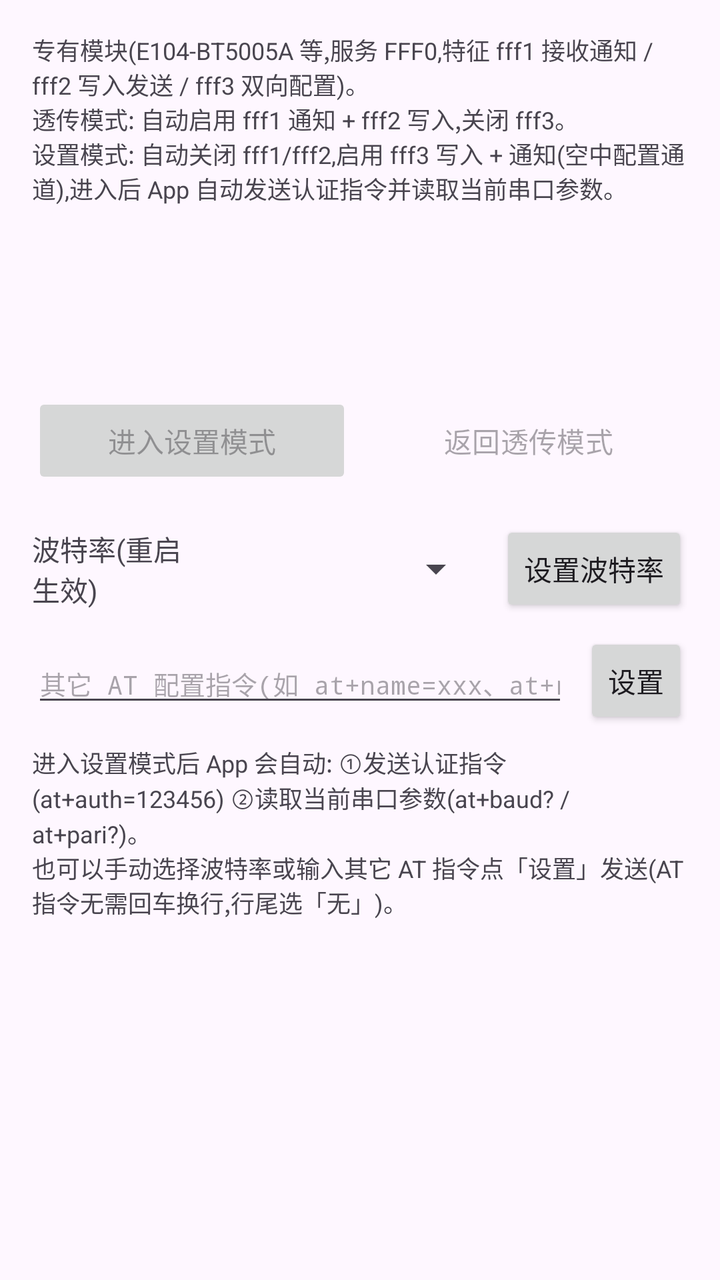
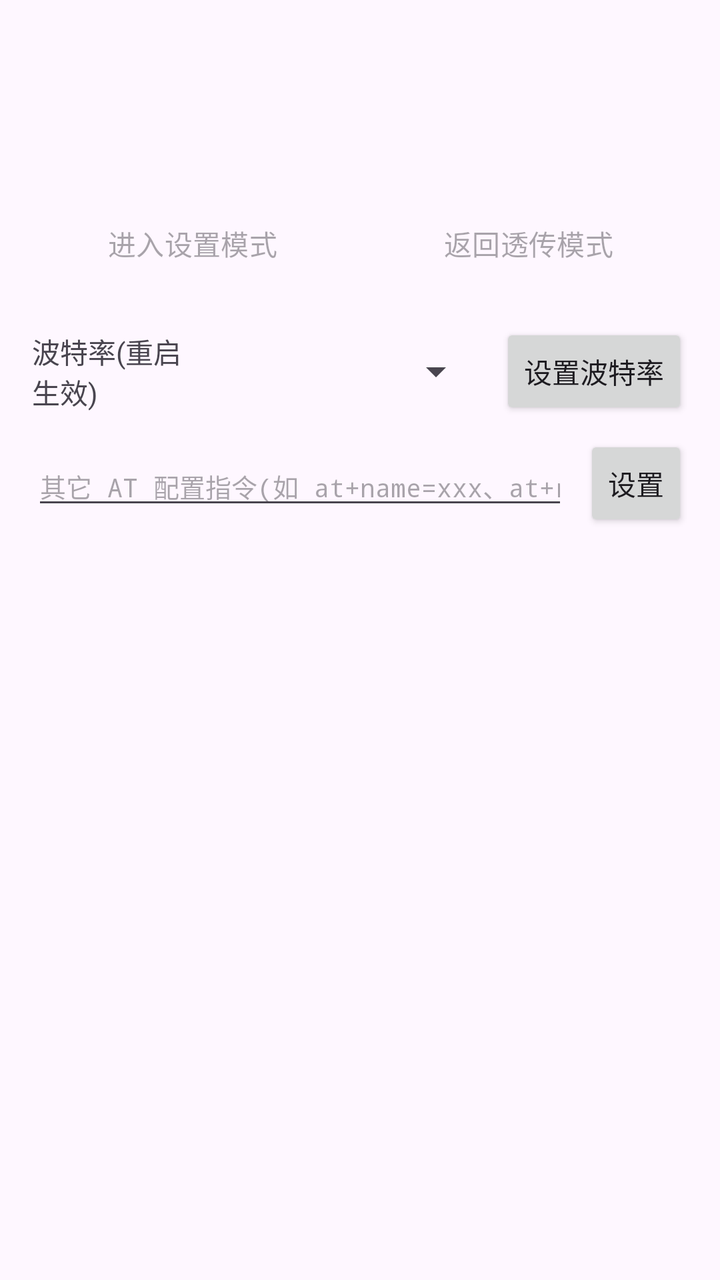

Before-and-after screenshots of an Android layout around one commit, followed by the original layout XML and the change that was made.
<!-- AndroidManifest.xml: application theme Theme.BluetoothSerial -->
<!-- res/layout/fragment_module_settings.xml -->
<?xml version="1.0" encoding="utf-8"?>
<ScrollView xmlns:android="http://schemas.android.com/apk/res/android"
    android:layout_width="match_parent"
    android:layout_height="match_parent">

    <LinearLayout
        android:layout_width="match_parent"
        android:layout_height="wrap_content"
        android:orientation="vertical"
        android:padding="16dp">

        <TextView
            android:id="@+id/tvModuleHint"
            android:layout_width="match_parent"
            android:layout_height="wrap_content"
            android:text="@string/module_hint"
            android:textColor="?attr/colorOnSurfaceVariant"
            android:textSize="12sp" />

        <TextView
            android:id="@+id/tvModuleStatus"
            android:layout_width="match_parent"
            android:layout_height="wrap_content"
            android:layout_marginTop="12dp"
            android:textSize="14sp"
            android:textStyle="bold" />

        <TextView
            android:id="@+id/tvModuleMode"
            android:layout_width="match_parent"
            android:layout_height="wrap_content"
            android:layout_marginTop="4dp"
            android:textSize="13sp" />

        <TextView
            android:id="@+id/tvModuleUartInfo"
            android:layout_width="match_parent"
            android:layout_height="wrap_content"
            android:layout_marginTop="6dp"
            android:fontFamily="monospace"
            android:textColor="?attr/colorPrimary"
            android:textSize="14sp"
            android:textStyle="bold" />

        <LinearLayout
            android:layout_width="match_parent"
            android:layout_height="wrap_content"
            android:layout_marginTop="16dp"
            android:orientation="horizontal">

            <Button
                android:id="@+id/btnEnterConfig"
                android:layout_width="0dp"
                android:layout_height="wrap_content"
                android:layout_marginEnd="4dp"
                android:layout_weight="1"
                android:enabled="false"
                android:text="@string/module_enter_config" />

            <Button
                android:id="@+id/btnExitConfig"
                style="@style/Widget.Material3.Button.OutlinedButton"
                android:layout_width="0dp"
                android:layout_height="wrap_content"
                android:layout_marginStart="4dp"
                android:layout_weight="1"
                android:enabled="false"
                android:text="@string/module_exit_config" />
        </LinearLayout>

        
        <LinearLayout
            android:layout_width="match_parent"
            android:layout_height="wrap_content"
            android:layout_marginTop="16dp"
            android:gravity="center_vertical"
            android:orientation="horizontal">

            <TextView
                android:layout_width="0dp"
                android:layout_height="wrap_content"
                android:layout_weight="1"
                android:text="@string/module_baud_label"
                android:textSize="14sp" />

            <Spinner
                android:id="@+id/spBaud"
                android:layout_width="140dp"
                android:layout_height="wrap_content" />

            <Button
                android:id="@+id/btnSetBaud"
                android:layout_width="wrap_content"
                android:layout_height="wrap_content"
                android:layout_marginStart="8dp"
                android:minWidth="0dp"
                android:text="@string/module_baud_set" />
        </LinearLayout>

        
        <LinearLayout
            android:layout_width="match_parent"
            android:layout_height="wrap_content"
            android:layout_marginTop="8dp"
            android:gravity="center_vertical"
            android:orientation="horizontal">

            <EditText
                android:id="@+id/etModuleCmd"
                android:layout_width="0dp"
                android:layout_height="wrap_content"
                android:layout_weight="1"
                android:fontFamily="monospace"
                android:hint="@string/module_cmd_hint"
                android:inputType="text"
                android:maxLines="1"
                android:textSize="13sp" />

            <Button
                android:id="@+id/btnSetCmd"
                android:layout_width="wrap_content"
                android:layout_height="wrap_content"
                android:layout_marginStart="8dp"
                android:minWidth="0dp"
                android:text="@string/module_cmd_set" />
        </LinearLayout>

        <TextView
            android:id="@+id/tvModuleAtHint"
            android:layout_width="match_parent"
            android:layout_height="wrap_content"
            android:layout_marginTop="8dp"
            android:text="@string/module_at_hint"
            android:textColor="?attr/colorOnSurfaceVariant"
            android:textSize="12sp" />
    </LinearLayout>
</ScrollView>
<!-- resources referenced by this layout -->
<resources>
  <string name="module_at_hint">进入设置模式后 App 会自动: ①发送认证指令(at+auth=123456) ②读取当前串口参数(at+baud? / at+pari?)。\n也可以手动选择波特率或输入其它 AT 指令点「设置」发送(AT 指令无需回车换行,行尾选「无」)。</string>
  <string name="module_baud_label">波特率(重启生效)</string>
  <string name="module_baud_set">设置波特率</string>
  <string name="module_cmd_hint">其它 AT 配置指令(如 at+name=xxx、at+role=0)</string>
  <string name="module_cmd_set">设置</string>
  <string name="module_enter_config">进入设置模式</string>
  <string name="module_exit_config">返回透传模式</string>
  <string name="module_hint">专有模块(E104-BT5005A 等,服务 FFF0,特征 fff1 接收通知 / fff2 写入发送 / fff3 双向配置)。\n透传模式: 自动启用 fff1 通知 + fff2 写入,关闭 fff3。\n设置模式: 自动关闭 fff1/fff2,启用 fff3 写入 + 通知(空中配置通道),进入后 App 自动发送认证指令并读取当前串口参数。</string>
  <style name="Theme.BluetoothSerial" parent="Theme.Material3.DayNight.NoActionBar">
          <item name="colorPrimary">@color/primary</item>
          <item name="colorSecondary">@color/accent</item>
      </style>
  <color name="primary">#1565C0</color>
  <color name="accent">#00BCD4</color>
</resources>

<!-- the commit's change to res/layout/fragment_module_settings.xml (unified diff, before → after) -->
@@ -10,18 +10,9 @@
         android:padding="16dp">
 
         <TextView
-            android:id="@+id/tvModuleHint"
-            android:layout_width="match_parent"
-            android:layout_height="wrap_content"
-            android:text="@string/module_hint"
-            android:textColor="?attr/colorOnSurfaceVariant"
-            android:textSize="12sp" />
-
-        <TextView
             android:id="@+id/tvModuleStatus"
             android:layout_width="match_parent"
             android:layout_height="wrap_content"
-            android:layout_marginTop="12dp"
             android:textSize="14sp"
             android:textStyle="bold" />
 
@@ -50,6 +41,7 @@
 
             <Button
                 android:id="@+id/btnEnterConfig"
+                style="@style/Widget.Material3.Button.OutlinedButton"
                 android:layout_width="0dp"
                 android:layout_height="wrap_content"
                 android:layout_marginEnd="4dp"
@@ -124,14 +116,5 @@
                 android:minWidth="0dp"
                 android:text="@string/module_cmd_set" />
         </LinearLayout>
-
-        <TextView
-            android:id="@+id/tvModuleAtHint"
-            android:layout_width="match_parent"
-            android:layout_height="wrap_content"
-            android:layout_marginTop="8dp"
-            android:text="@string/module_at_hint"
-            android:textColor="?attr/colorOnSurfaceVariant"
-            android:textSize="12sp" />
     </LinearLayout>
 </ScrollView>
<!-- resource entries referenced after the edit -->
@@ -1,13 +1,11 @@
 <!-- resources referenced by this layout -->
 <resources>
-  <string name="module_at_hint">进入设置模式后 App 会自动: ①发送认证指令(at+auth=123456) ②读取当前串口参数(at+baud? / at+pari?)。\n也可以手动选择波特率或输入其它 AT 指令点「设置」发送(AT 指令无需回车换行,行尾选「无」)。</string>
   <string name="module_baud_label">波特率(重启生效)</string>
   <string name="module_baud_set">设置波特率</string>
   <string name="module_cmd_hint">其它 AT 配置指令(如 at+name=xxx、at+role=0)</string>
   <string name="module_cmd_set">设置</string>
   <string name="module_enter_config">进入设置模式</string>
   <string name="module_exit_config">返回透传模式</string>
-  <string name="module_hint">专有模块(E104-BT5005A 等,服务 FFF0,特征 fff1 接收通知 / fff2 写入发送 / fff3 双向配置)。\n透传模式: 自动启用 fff1 通知 + fff2 写入,关闭 fff3。\n设置模式: 自动关闭 fff1/fff2,启用 fff3 写入 + 通知(空中配置通道),进入后 App 自动发送认证指令并读取当前串口参数。</string>
   <style name="Theme.BluetoothSerial" parent="Theme.Material3.DayNight.NoActionBar">
           <item name="colorPrimary">@color/primary</item>
           <item name="colorSecondary">@color/accent</item>
